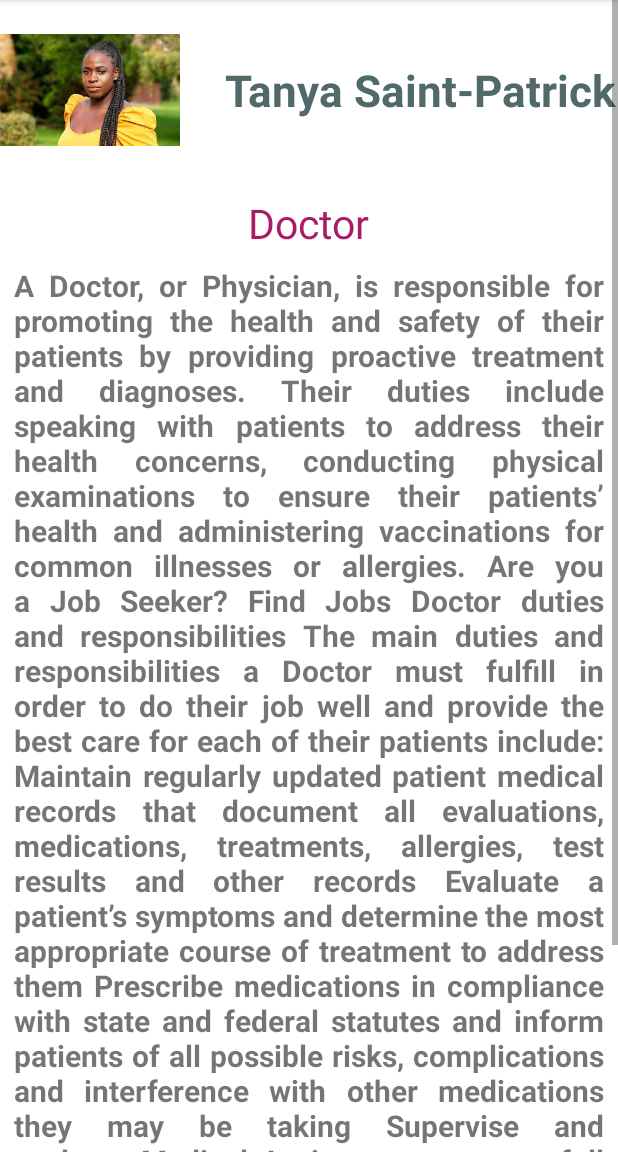
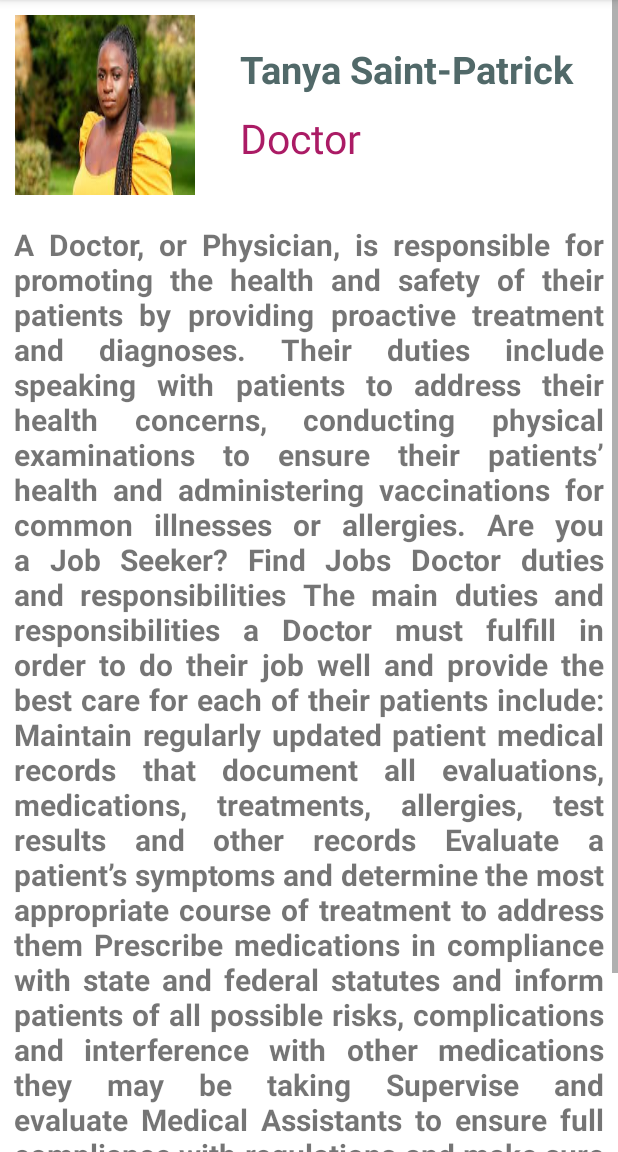
Before and after one commit to andymaking/LearnCamp, an Android app: the screen it shows after launch (ProfileActivity), after a tap on "Tanya Saint-Patrick", on a phone screen of 412 x 824 dp, the part 84-1236 px from its top. Run offline under Robolectric (Android 15) with nearby library versions, the phone set to English and light mode, and no system bars.

Commit message:
profile receive

```diff
--- a/app/src/main/res/layout/activity_profile.xml
+++ b/app/src/main/res/layout/activity_profile.xml
@@ -22,29 +22,37 @@
                 android:layout_width="120dp"
                 android:layout_height="120dp"
                 android:src="@drawable/halima"
+                android:scaleType="fitXY"
+                android:layout_margin="10dp"
                 tools:ignore="ContentDescription" />
+
+            <LinearLayout
+                android:layout_width="match_parent"
+                android:layout_height="match_parent"
+                android:gravity="center"
+                android:orientation="vertical">
 
                 <TextView
                     android:id="@+id/names2"
-                android:layout_width="wrap_content"
-                android:layout_marginStart="30dp"
-                android:layout_gravity="center"
+                    android:paddingLeft="20dp"
+                    android:layout_width="match_parent"
                     android:layout_height="wrap_content"
                     android:text="@string/madam"
-                android:textSize="29sp"
+                    android:textSize="25sp"
                     android:textColor="#516969"
                     android:textStyle="bold"/>
-        </LinearLayout>
-
 
                 <TextView
                     android:id="@+id/job2"
-            android:layout_width="wrap_content"
+                    android:paddingLeft="20dp"
+                    android:layout_width="match_parent"
                     android:layout_height="wrap_content"
                     android:text="Banker"
                     android:textSize="27sp"
                     android:textColor="#AB1B65"
                     android:paddingTop="10dp" />
+            </LinearLayout>
+        </LinearLayout>
 
         <TextView
             android:id="@+id/story"
```
Lines whose indentation alone changed are shown as unchanged.
